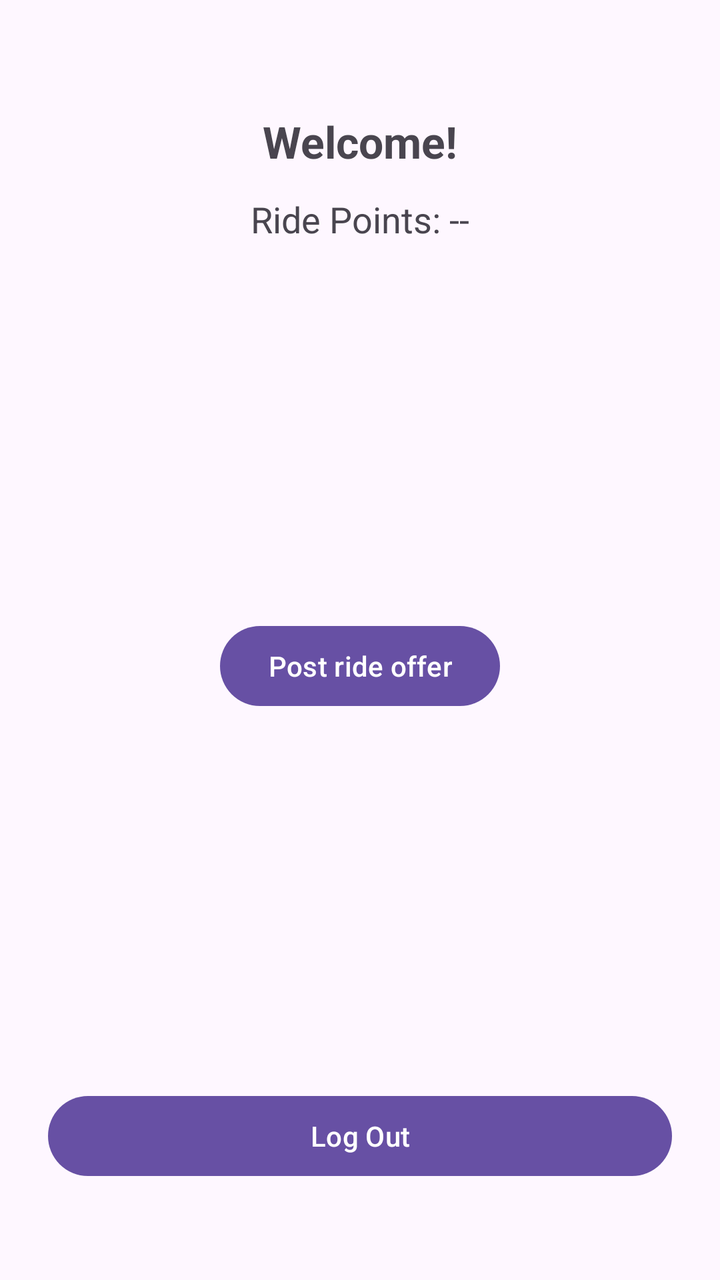
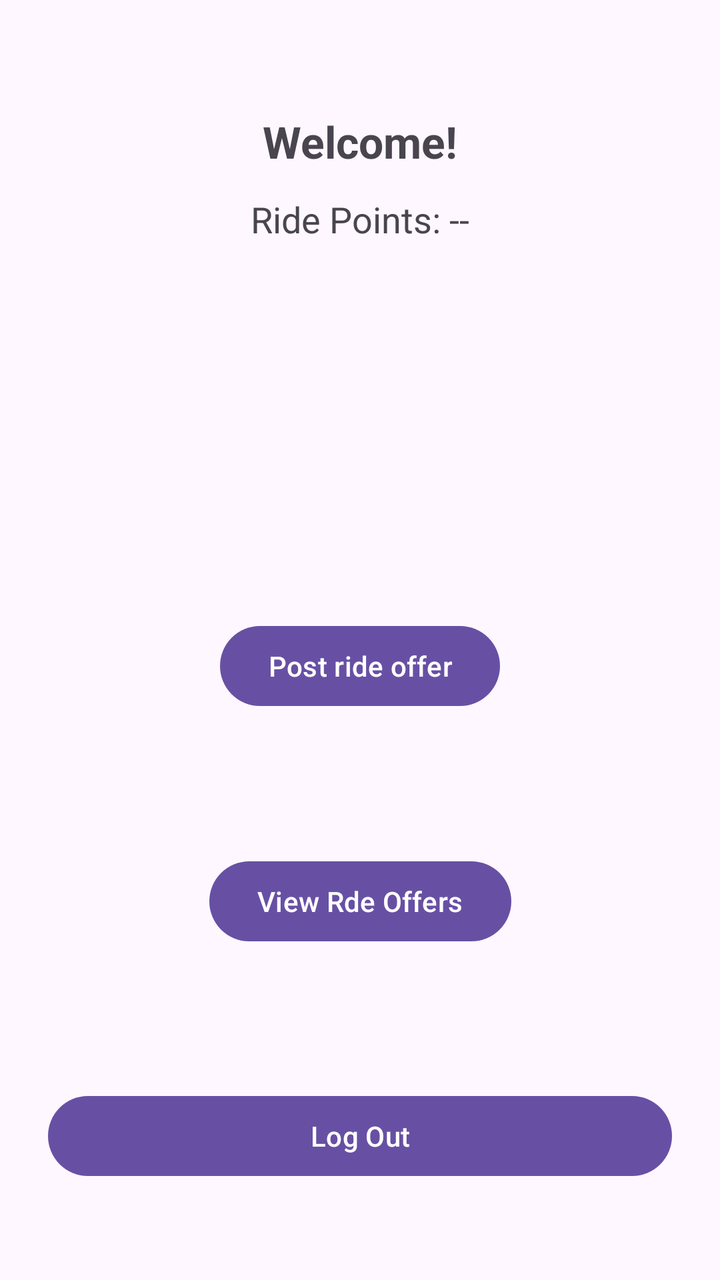

The first picture is an Android layout as it rendered before a commit; the second is the same layout after the commit. The layout source and the unified diff follow.
<!-- AndroidManifest.xml: application theme Theme.RideShareUltimate -->
<!-- res/layout/activity_main.xml -->
<?xml version="1.0" encoding="utf-8"?>
<androidx.constraintlayout.widget.ConstraintLayout xmlns:android="http://schemas.android.com/apk/res/android"
    xmlns:app="http://schemas.android.com/apk/res-auto"
    xmlns:tools="http://schemas.android.com/tools"
    android:id="@+id/main"
    android:layout_width="match_parent"
    android:layout_height="match_parent"
    android:padding="24dp">

    <TextView
        android:id="@+id/tvWelcomeUser"
        android:layout_width="wrap_content"
        android:layout_height="wrap_content"
        android:text="Welcome!"
        android:textSize="22sp"
        android:textStyle="bold"
        app:layout_constraintTop_toTopOf="parent"
        app:layout_constraintStart_toStartOf="parent"
        app:layout_constraintEnd_toEndOf="parent"
        android:layout_marginTop="32dp" />

    <TextView
        android:id="@+id/tvRidePoints"
        android:layout_width="wrap_content"
        android:layout_height="wrap_content"
        android:layout_marginTop="12dp"
        android:text="Ride Points: --"
        android:textSize="18sp"
        app:layout_constraintTop_toBottomOf="@id/tvWelcomeUser"
        app:layout_constraintStart_toStartOf="parent"
        app:layout_constraintEnd_toEndOf="parent" />

    <Button
        android:id="@+id/button2"
        android:layout_width="wrap_content"
        android:layout_height="wrap_content"
        android:text="Post ride offer"
        app:layout_constraintBottom_toTopOf="@+id/btnLogOut"
        app:layout_constraintEnd_toEndOf="parent"
        app:layout_constraintStart_toStartOf="parent"
        app:layout_constraintTop_toBottomOf="@+id/tvRidePoints" />

    <Button
        android:id="@+id/btnLogOut"
        android:layout_width="0dp"
        android:layout_height="wrap_content"
        android:layout_marginBottom="24dp"
        android:text="Log Out"
        app:layout_constraintBottom_toBottomOf="parent"
        app:layout_constraintStart_toStartOf="parent"
        app:layout_constraintEnd_toEndOf="parent" />

</androidx.constraintlayout.widget.ConstraintLayout>
<!-- resources referenced by this layout -->
<resources>
  <style name="Theme.RideShareUltimate" parent="Base.Theme.RideShareUltimate" />
  <style name="Base.Theme.RideShareUltimate" parent="Theme.Material3.DayNight.NoActionBar">
          
          
      </style>
</resources>

<!-- the commit's change to res/layout/activity_main.xml (unified diff, before → after) -->
@@ -50,4 +50,14 @@
         app:layout_constraintStart_toStartOf="parent"
         app:layout_constraintEnd_toEndOf="parent" />
 
+    <Button
+        android:id="@+id/button3"
+        android:layout_width="wrap_content"
+        android:layout_height="wrap_content"
+        android:text="View Rde Offers"
+        app:layout_constraintBottom_toTopOf="@+id/btnLogOut"
+        app:layout_constraintEnd_toEndOf="parent"
+        app:layout_constraintStart_toStartOf="parent"
+        app:layout_constraintTop_toBottomOf="@+id/button2" />
+
 </androidx.constraintlayout.widget.ConstraintLayout>
